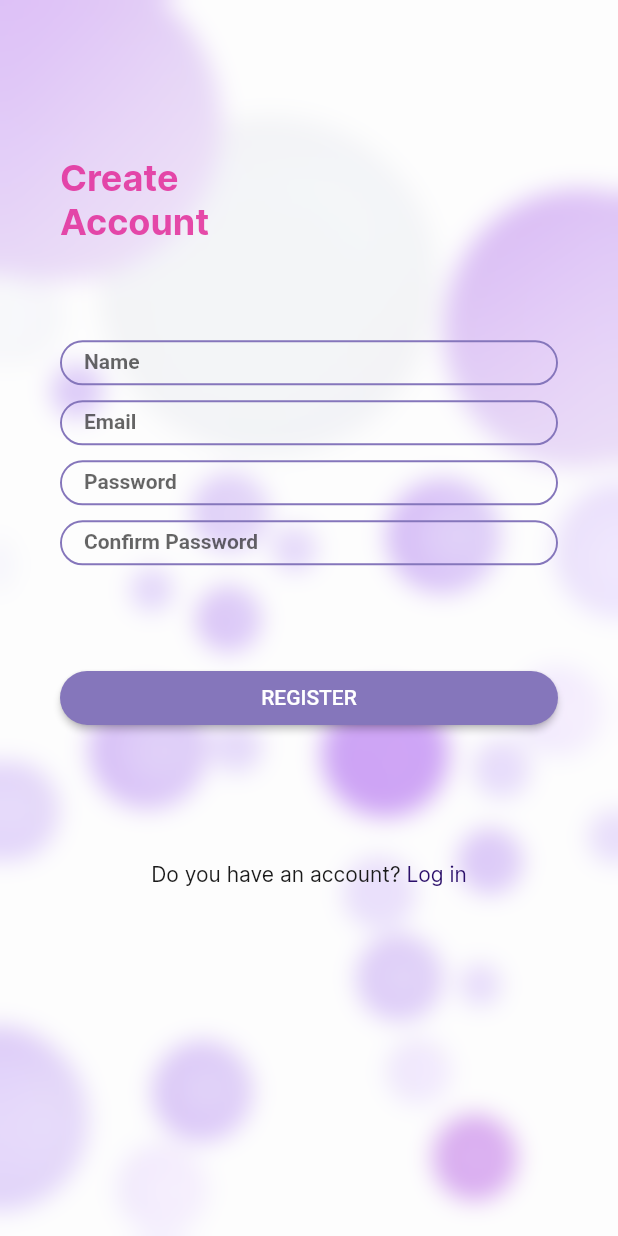
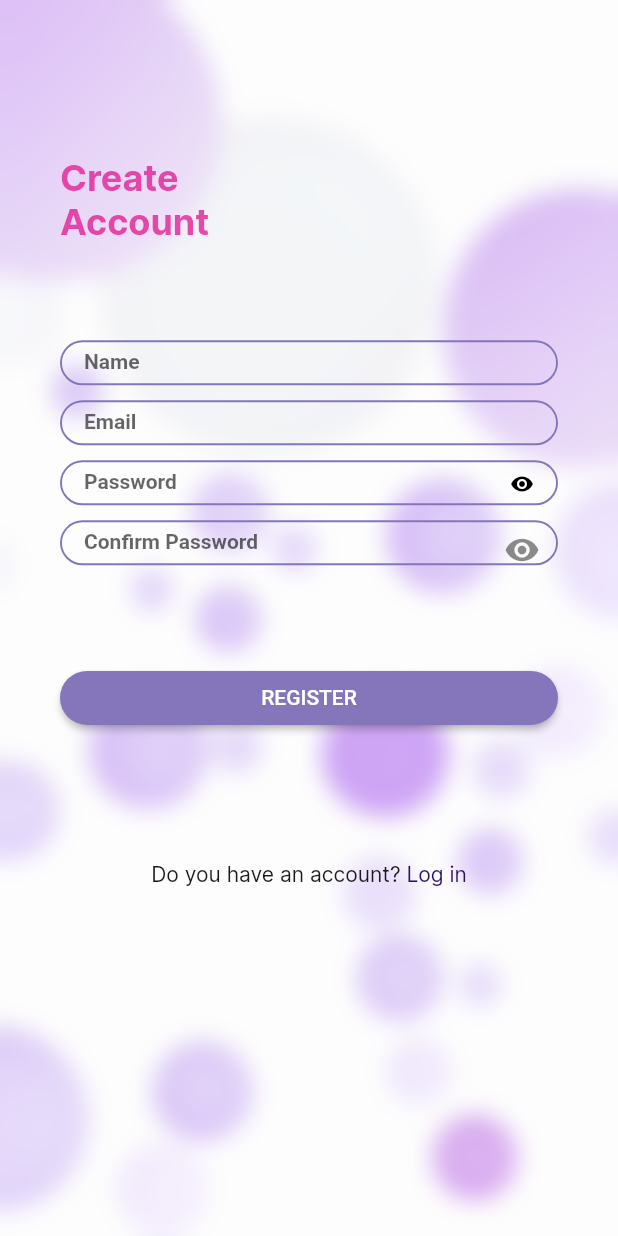
Before and after one commit to RotRot-pi/my-habits, a Flutter app: the screen it shows after launch, on a phone screen of 412 x 824 dp. Run offline on Flutter 3.47's test engine with Material 2 defaults, Android fonts, the phone set to English and light mode, and no system bars; our stand-ins replace cloud_firestore, firebase_auth, firebase_core, flutter_native_splash, flutter_riverpod, go_router and 4 more; accounts and stored records are empty; generated files the repository leaves out were written again.

Commit message:
Adding assets and stylize the onboarding page. Adding 'next' button to the onboarding page. Removing the app bar from the onboarding page. Adding the ability to show and hide the password in the textField. Fixing and issue where you don't go to sign up page when you sign out from the home page.

```diff
--- a/lib/auth/signup_page.dart
+++ b/lib/auth/signup_page.dart
@@ -7,13 +7,12 @@ import 'package:flutter/material.dart';
 import 'package:flutter_riverpod/flutter_riverpod.dart';
 import 'package:go_router/go_router.dart';
 
-import '../services/providers/firebase_auth_provider.dart';
 
 import '../services/services.dart';
 import '../utils/utils.dart';
 import '../widgets/auth screen widgets/auth_screen_widgets.dart';
 
-import '../services/settings/routes/routes_constants.dart';
+
 
 class SignUpPage extends ConsumerStatefulWidget {
   // Create a text controller and use it to retrieve the current value of the TextField.
--- a/lib/pages/home/home_page.dart
+++ b/lib/pages/home/home_page.dart
@@ -15,10 +15,10 @@ class HomePage extends ConsumerWidget {
             leading: IconButton(
           icon: const Icon(Icons.exit_to_app),
           onPressed: () {
+            ref.read(appStateManagerProvider.notifier).isLogout();
+            log('appstatemanager isloggedout');
             ref.read(authenticationProvider).signout();
             log('sign out');
-            ref.read(appStateManagerProvider.notifier).isLoggedIn();
-            log('appstatemanager isloggedout');
           },
         )),
         body: const Center(
--- a/lib/services/settings/routes/pages_routes.dart
+++ b/lib/services/settings/routes/pages_routes.dart
@@ -85,7 +85,7 @@ class PagesRoutes {
           ],
         ),
       ],
-      //TODO:work on redirect
+      //TODO:fix redirect when you sign out
 
       redirect: (context, state) {
         //is he in login page
@@ -95,7 +95,8 @@ class PagesRoutes {
         final isLoggedIn = appState.isLoggedIn;
         final isInSigninPage = state.location == Routes.signUpPagePath;
         final isInLoginPage = state.location == Routes.logInPagePath;
-
+        final isInHomePage= state.location == Routes.homePagePath;
+        final isInOnboardingPage = state.location ==Routes.onboardingPagePath;
         if (isLoggedIn && isInSigninPage) {
           log('authstate:${authState.valueOrNull}');
           log('isloggedin :$isLoggedIn');
@@ -107,8 +108,11 @@ class PagesRoutes {
             return Routes.onboardingPagePath;
           }
         }
-        if (isLoggedIn && isInLoginPage) {
+        if (  isInLoginPage && isLoggedIn||isInOnboardingPage&&isLoggedIn) {
           return Routes.homePagePath;
+        }
+        if(isInHomePage && !isLoggedIn){
+          return Routes.signUpPagePath;
         }
         // // if (!isLoggedIn) {
         //   return !isInSigninPage ? Routes.signUpPagePath : null;
--- a/lib/widgets/auth screen widgets/auth_screen_widgets.dart
+++ b/lib/widgets/auth screen widgets/auth_screen_widgets.dart
@@ -1,5 +1,6 @@
 import 'dart:ui';
 
+import 'package:flutter/foundation.dart';
 import 'package:flutter/gestures.dart';
 import 'package:flutter/material.dart';
 
@@ -157,7 +158,7 @@ class EmailTextField extends StatelessWidget {
 }
 
 class PasswordTextField extends StatelessWidget {
-  const PasswordTextField({
+  PasswordTextField({
     Key? key,
     required this.controller,
     required this.hint,
@@ -165,11 +166,15 @@ class PasswordTextField extends StatelessWidget {
 
   final TextEditingController controller;
   final String hint;
+  final ValueNotifier<bool> shows = ValueNotifier<bool>(true);
   @override
   Widget build(BuildContext context) {
     return SizedBox(
         height: 30,
-        child: TextFormField(
+        child: ValueListenableBuilder(
+            valueListenable: shows,
+            builder: (context, valueListenable, child) {
+              return TextFormField(
                 showCursor: true,
                 cursorColor: ColorPalett.textSecondary3,
                 cursorWidth: 0.8,
@@ -184,14 +189,38 @@ class PasswordTextField extends StatelessWidget {
                   }
                   return null;
                 },
-          obscureText: true,
-          decoration: InputDecoration(hintText: hint),
-        ));
+                obscureText: shows.value,
+                decoration: InputDecoration(
+                    hintText: hint,
+                    suffixIcon: IconButton(
+                      onPressed: () {
+                        if (shows.value == false) {
+                          debugPrint('value:${shows.value}');
+                          shows.value = true;
+                        } else if (shows.value == true) {
+                          debugPrint('value2:${shows.value}');
+                          shows.value = false;
+                        }
+                      },
+                      icon: shows.value
+                          ? const Icon(
+                              Icons.visibility,
+                              color: Colors.black,
+                              size: 16,
+                            )
+                          : const Icon(
+                              Icons.visibility_off,
+                              color: Colors.black,
+                              size: 16,
+                            ),
+                    )),
+              );
+            }));
   }
 }
 
 class ConfirmPasswordTextField extends StatelessWidget {
-  const ConfirmPasswordTextField({
+  ConfirmPasswordTextField({
     Key? key,
     required this.controller,
     required this.hint,
@@ -199,14 +228,18 @@ class ConfirmPasswordTextField extends StatelessWidget {
   }) : super(key: key);
 
   final TextEditingController controller;
-  final password;
+  final TextEditingController password;
   final String hint;
 
+  final ValueNotifier<bool> shows = ValueNotifier<bool>(true);
   @override
   Widget build(BuildContext context) {
     return SizedBox(
         height: 30,
-      child: TextFormField(
+        child: ValueListenableBuilder(
+          valueListenable: shows,
+          builder: (context, value, child) {
+            return TextFormField(
               showCursor: true,
               cursorColor: ColorPalett.textSecondary3,
               cursorWidth: 0.8,
@@ -219,10 +252,26 @@ class ConfirmPasswordTextField extends StatelessWidget {
                 }
                 return null;
               },
-        obscureText: true,
-        decoration: InputDecoration(hintText: hint),
-      ),
+              obscureText: shows.value,
+              decoration: InputDecoration(
+                  hintText: hint,
+                  suffixIcon: IconButton(
+                    onPressed: () {
+                      if (shows.value == false) {
+                        debugPrint('value:${shows.value}');
+                        shows.value = true;
+                      } else if (shows.value == true) {
+                        debugPrint('value2:${shows.value}');
+                        shows.value = false;
+                      }
+                    },
+                    icon: shows.value == true
+                        ? const Icon(Icons.visibility)
+                        : const Icon(Icons.visibility_off),
+                  )),
             );
+          },
+        ));
   }
 }
 
```
Also changed, not shown: lib/pages/onboarding_page.dart (+81 -37 lines), assets/images/image1.png (added), assets/images/image2.png (added), assets/images/image3.png (added). Lines whose indentation alone changed are shown as unchanged.
